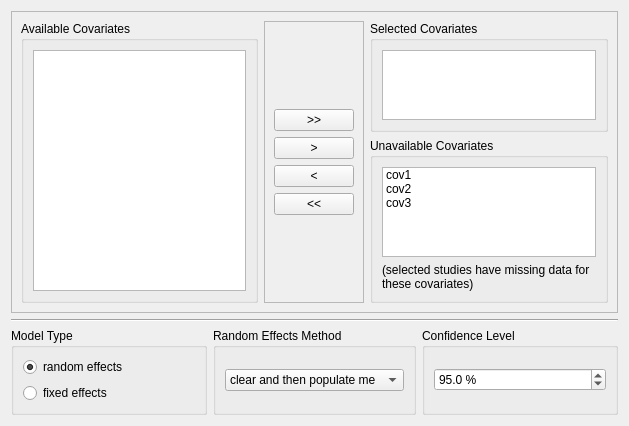
Qt form select_covariates_page.ui (gdietz/OpenMEE) before a commit.
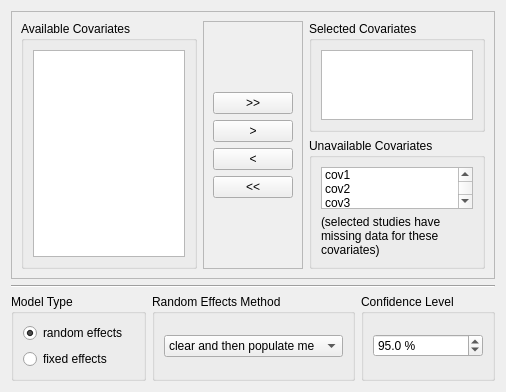
The same form after that commit.

Diff of the .ui file:
```diff
--- a/select_covariates_page.ui
+++ b/select_covariates_page.ui
@@ -6,8 +6,8 @@
    <rect>
     <x>0</x>
     <y>0</y>
-    <width>629</width>
-    <height>426</height>
+    <width>506</width>
+    <height>386</height>
    </rect>
   </property>
   <property name="windowTitle">
@@ -25,6 +25,12 @@
      <layout class="QHBoxLayout" name="horizontalLayout_2">
       <item>
        <widget class="QGroupBox" name="groupBox">
+        <property name="sizePolicy">
+         <sizepolicy hsizetype="Expanding" vsizetype="Expanding">
+          <horstretch>0</horstretch>
+          <verstretch>0</verstretch>
+         </sizepolicy>
+        </property>
         <property name="title">
          <string>Available Covariates</string>
         </property>
@@ -105,6 +111,12 @@
        <layout class="QVBoxLayout" name="verticalLayout_6">
         <item>
          <widget class="QGroupBox" name="groupBox_3">
+          <property name="sizePolicy">
+           <sizepolicy hsizetype="Expanding" vsizetype="Expanding">
+            <horstretch>0</horstretch>
+            <verstretch>0</verstretch>
+           </sizepolicy>
+          </property>
           <property name="title">
            <string>Selected Covariates</string>
           </property>
@@ -117,10 +129,16 @@
         </item>
         <item>
          <widget class="QGroupBox" name="groupBox_4">
+          <property name="sizePolicy">
+           <sizepolicy hsizetype="Expanding" vsizetype="Expanding">
+            <horstretch>0</horstretch>
+            <verstretch>0</verstretch>
+           </sizepolicy>
+          </property>
           <property name="title">
            <string>Unavailable Covariates</string>
           </property>
-          <layout class="QVBoxLayout" name="verticalLayout_3">
+          <layout class="QVBoxLayout" name="verticalLayout_3" stretch="0,0">
            <item>
             <widget class="QListWidget" name="unavailable_covs_listWidget">
              <property name="enabled">
```
